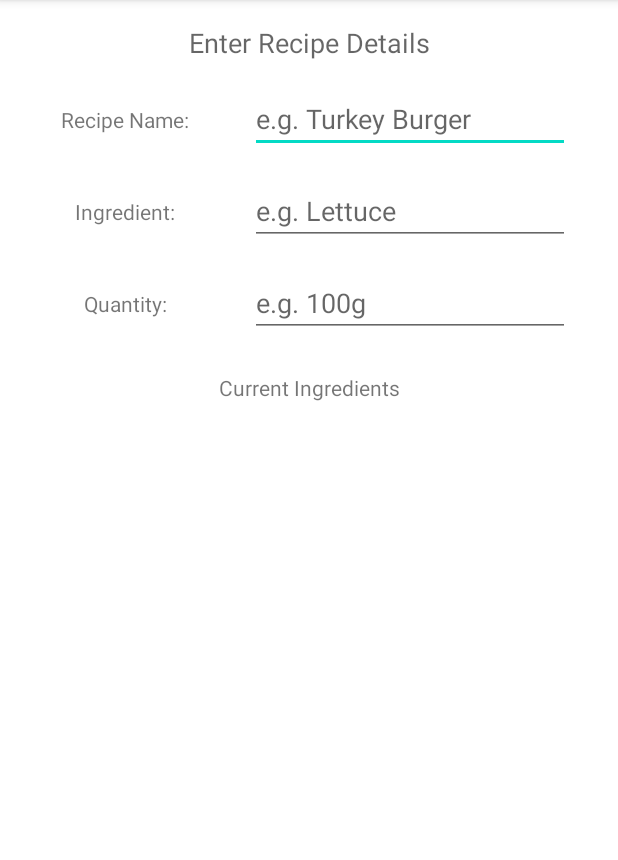
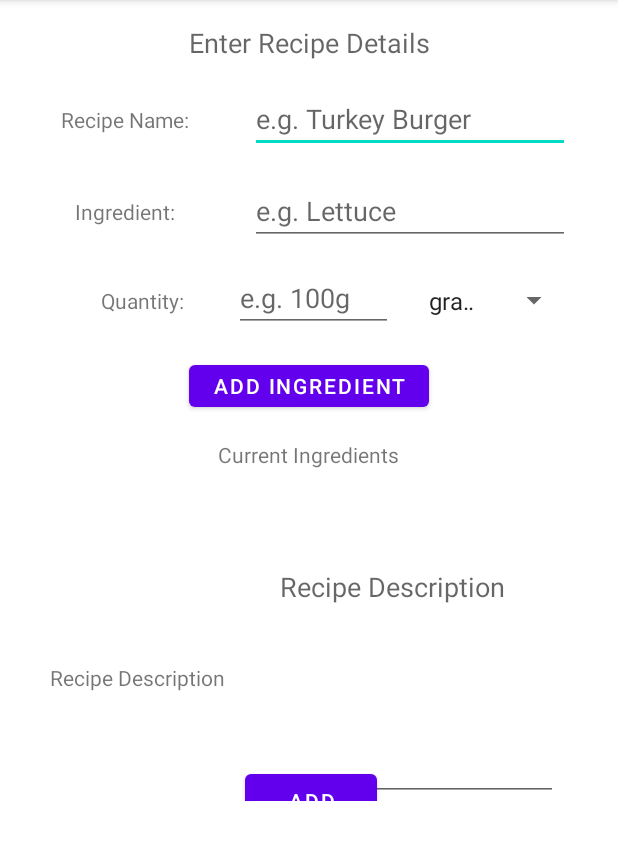
Before and after one commit to SC-118455906/RecipeGeneratorAS, an Android app: the CustomRecipe screen opened directly, with no data from a screen before it, on a phone screen of 412 x 824 dp, the part 84-944 px from its top. Run offline under Robolectric (Android 15) with nearby library versions, the phone set to English and light mode, and no system bars.

```diff
--- a/app/src/main/java/com/example/recipegenerator/CustomRecipe.java
+++ b/app/src/main/java/com/example/recipegenerator/CustomRecipe.java
@@ -2,13 +2,116 @@ package com.example.recipegenerator;
 
 import androidx.appcompat.app.AppCompatActivity;
 
+import android.database.Cursor;
+import android.database.SQLException;
+import android.database.sqlite.SQLiteDatabase;
 import android.os.Bundle;
+import android.os.strictmode.SqliteObjectLeakedViolation;
+import android.util.Log;
+import android.widget.ArrayAdapter;
+import android.widget.Button;
+import android.widget.EditText;
+import android.widget.ListView;
+
+import com.example.recipegenerator.models.Ingredient;
+import com.example.recipegenerator.models.IngredientForList;
+import com.example.recipegenerator.models.User;
+
+import java.util.ArrayList;
+import java.util.Collection;
+import java.util.List;
 
 public class CustomRecipe extends AppCompatActivity {
+
+    protected static final String TAG = "CustomRecipe";
+
+    EditText et_RecipeName, et_AddIngredientToRecipe, et_IngredientWeight, et_RecipeDesc;
+    Button btn_AddRecipe, btn_AddIngToRecipe;
+    ListView lst_IngredientsInRecipe;
+    ArrayAdapter arrayAdapter;
+    List<IngredientForList> ingredientsForList;
+
+    User currentUser = new User(1, "Sean", "Cronin", null, null);
 
     @Override
     protected void onCreate(Bundle savedInstanceState) {
         super.onCreate(savedInstanceState);
         setContentView(R.layout.activity_custom_recipe);
+
+        btn_AddRecipe = findViewById(R.id.btn_AddRecipe);
+        et_RecipeName = findViewById(R.id.et_RecipeName);
+        et_AddIngredientToRecipe = findViewById(R.id.et_AddIngredientToRecipe);
+        et_IngredientWeight = findViewById(R.id.et_IngredientWeight);
+        et_RecipeDesc = findViewById(R.id.et_RecipeDesc);
+        btn_AddIngToRecipe = findViewById(R.id.btn_AddIngToRecipe);
+        lst_IngredientsInRecipe = findViewById(R.id.lst_IngredientsInRecipe);
+
+        arrayAdapter = new ArrayAdapter<IngredientForList>(CustomRecipe.this, android.R.layout.simple_list_item_1);
+
+        btn_AddIngToRecipe.setOnClickListener((v) ->{
+            String ingredientName = et_AddIngredientToRecipe.getText().toString().toUpperCase();
+            int quantity = Integer.parseInt(String.valueOf(et_IngredientWeight.getText()));
+            IngredientForList ingredient = getIngredientByName(ingredientName, quantity);
+            addIngredientToList(ingredient);
+        });
+
+        btn_AddRecipe.setOnClickListener((v) ->{
+            ingredientsForList = new ArrayList<IngredientForList>();
+            for(int i =0; i < arrayAdapter.getCount(); i++){
+                IngredientForList ing = (IngredientForList) arrayAdapter.getItem(i);
+                ingredientsForList.add(ing);
+            }
+            addRecipeToDatabase();
+        });
+    }
+
+    private void addIngredientToList(IngredientForList ingredient) {
+        arrayAdapter.add(ingredient);
+        lst_IngredientsInRecipe.setAdapter(arrayAdapter);
+    }
+
+    private void addRecipeToDatabase() {
+    }
+
+    public IngredientForList getIngredientByName(String name, int quantity){
+        IngredientForList ingredient = null;
+        SQLiteDatabase db = getSqLiteDatabase(false);
+        try {
+            String getIngredientFromDBSQL = "SELECT INGREDIENT_ID, NAME FROM INGREDIENTS WHERE UPPER(INGREDIENTS.NAME) = '" + name + "'";
+
+            Cursor cursor = db.rawQuery(getIngredientFromDBSQL, null);
+            ingredient = getIngredientForList(quantity, ingredient, cursor);
+        } catch (SQLException mSQLException) {
+            Log.e(TAG, "error getting ingredient by name"+ mSQLException.toString());
+            throw mSQLException;
+        }
+        db.close();
+        return ingredient;
+    }
+
+    private IngredientForList getIngredientForList(int quantity, IngredientForList ingredient, Cursor cursor) {
+        if (cursor != null) {
+            if(cursor.moveToFirst()){
+                do {
+                    int ingredientID = cursor.getInt(0);
+                    String ingredientName = cursor.getString(1);
+                    ingredient = new IngredientForList(ingredientID, ingredientName, quantity);
+                } while(cursor.moveToNext());
+            } else {
+
+            }
+        }
+        return ingredient;
+    }
+
+    private SQLiteDatabase getSqLiteDatabase(boolean writable) {
+        SQLiteDatabase db;
+        DataBaseHelper dbHelper = new DataBaseHelper(CustomRecipe.this);
+        if(writable){
+            db = dbHelper.getWritableDatabase();
+        } else {
+            db = dbHelper.getReadableDatabase();
+        }
+        return db;
     }
 }
--- a/app/src/main/java/com/example/recipegenerator/DataBaseHelper.java
+++ b/app/src/main/java/com/example/recipegenerator/DataBaseHelper.java
@@ -12,6 +12,9 @@ import android.database.sqlite.SQLiteDatabase;
 import android.database.sqlite.SQLiteOpenHelper;
 import android.util.Log;
 
+
+//I was able to find this tutorial :https://stackoverflow.com/questions/9109438/how-to-use-an-existing-database-with-an-android-application/9109728#9109728
+//and take the code from this tutorial for accessing my database. I had tried many other methods including these tutorials: https://www.edureka.co/community/79202/how-to-use-an-existing-database-with-an-android-application & https://www.youtube.com/watch?v=9t8VVWebRFM&t=1053s
 public class DataBaseHelper extends SQLiteOpenHelper {
 
     private static String TAG = "DataBaseHelper"; // Tag just for the LogCat window
--- a/app/src/main/java/com/example/recipegenerator/MainActivity.java
+++ b/app/src/main/java/com/example/recipegenerator/MainActivity.java
@@ -49,9 +49,6 @@ public class MainActivity extends AppCompatActivity {
 //        mDbHelper.close();
 
 //        showAllUsersInListView();
-
-//        btn_Add = findViewById(R.id.btn_Add);
-//        btn_ViewAll = findViewById(R.id.btn_ViewAll);
         btn_GoToIngredients = findViewById(R.id.btn_GoToIngredients);
         btn_GoToCustomRecipe = findViewById(R.id.btn_GoToCustomRecipe);
         btn_GoToCustomIng = findViewById(R.id.btn_GoToCustomIng);
--- a/app/src/main/java/com/example/recipegenerator/TestAdapter.java
+++ b/app/src/main/java/com/example/recipegenerator/TestAdapter.java
@@ -1,7 +1,7 @@
 package com.example.recipegenerator;
 
 //I was able to find this tutorial :https://stackoverflow.com/questions/9109438/how-to-use-an-existing-database-with-an-android-application/9109728#9109728
-//and take the code from this tutorial for accessing my database. I had tried many other methods including these tutorials: https://www.edureka.co/community/79202/how-to-use-an-existing-database-with-an-android-application &
+//and take the code from this tutorial for accessing my database. I had tried many other methods including these tutorials: https://www.edureka.co/community/79202/how-to-use-an-existing-database-with-an-android-application & https://www.youtube.com/watch?v=9t8VVWebRFM&t=1053s
 import java.io.IOException;
 import java.util.ArrayList;
 import java.util.Date;
@@ -65,7 +65,7 @@ public class TestAdapter {
 
     public List<UserIngredient> getTestData() {
         List<UserIngredient> returnUsers = new ArrayList<>();
-        User currentUser = new User(6, "Dan", "Murphy", "Coeliac");
+        User currentUser = new User(6, "Dan", "Murphy", "Coeliac", null);
         try {
             String sql ="SELECT INGREDIENTS.NAME, USER_INGREDIENTS.QUANTITY FROM INGREDIENTS, USER_INGREDIENTS WHERE USER_INGREDIENTS.INGREDIENT_ID = INGREDIENTS.INGREDIENT_ID AND USER_INGREDIENTS.USER_ID = " + currentUser.getID();
             Cursor cursor = mDb.rawQuery(sql, null);
--- a/app/src/main/java/com/example/recipegenerator/models/Ingredient.java
+++ b/app/src/main/java/com/example/recipegenerator/models/Ingredient.java
@@ -6,6 +6,11 @@ public class Ingredient {
     private String Type;
 
     public Ingredient() {
+    }
+
+    public Ingredient(int ingredient_ID, String name) {
+        Ingredient_ID = ingredient_ID;
+        Name = name;
     }
 
     public Ingredient(int ingredient_ID, String name, String type) {
--- a/app/src/main/java/com/example/recipegenerator/models/User.java
+++ b/app/src/main/java/com/example/recipegenerator/models/User.java
@@ -4,13 +4,15 @@ public class User {
     private int ID;
     private String First_Name;
     private String Surname;
+    private String Email;
     private String Allergens;
 
-    public User(int ID, String first_Name, String surname, String allergens) {
+    public User(int ID, String first_Name, String surname, String allergens, String email) {
         this.ID = ID;
         First_Name = first_Name;
         Surname = surname;
         Allergens = allergens;
+        Email = email;
     }
 
     public User() {
@@ -48,12 +50,21 @@ public class User {
         Allergens = allergens;
     }
 
+    public String getEmail() {
+        return Email;
+    }
+
+    public void setEmail(String email) {
+        Email = email;
+    }
+
     @Override
     public String toString() {
         return "User{" +
                 "ID=" + ID +
                 ", First_Name='" + First_Name + '\'' +
                 ", Surname='" + Surname + '\'' +
+                ", Email='" + Email + '\'' +
                 ", Allergens='" + Allergens + '\'' +
                 '}';
     }
--- a/app/src/main/res/layout/activity_custom_recipe.xml
+++ b/app/src/main/res/layout/activity_custom_recipe.xml
@@ -1,10 +1,15 @@
 <?xml version="1.0" encoding="utf-8"?>
-<androidx.constraintlayout.widget.ConstraintLayout xmlns:android="http://schemas.android.com/apk/res/android"
+<ScrollView xmlns:android="http://schemas.android.com/apk/res/android"
     xmlns:app="http://schemas.android.com/apk/res-auto"
     xmlns:tools="http://schemas.android.com/tools"
     android:layout_width="match_parent"
-    android:layout_height="match_parent"
-    tools:context=".CustomRecipe">
+    android:layout_height="match_parent">
+
+    <androidx.constraintlayout.widget.ConstraintLayout
+        android:layout_width="match_parent"
+        android:layout_height="827dp"
+        tools:context=".CustomRecipe"
+        tools:layout_editor_absoluteY="1dp">
 
         <TextView
             android:id="@+id/txt_RecipeTitle"
@@ -49,15 +54,15 @@
 
         <EditText
             android:id="@+id/et_IngredientWeight"
-        android:layout_width="wrap_content"
-        android:layout_height="wrap_content"
+            android:layout_width="106dp"
+            android:layout_height="42dp"
             android:layout_marginTop="16dp"
-        android:layout_marginEnd="32dp"
-        android:layout_marginRight="32dp"
+            android:layout_marginEnd="16dp"
+            android:layout_marginRight="16dp"
             android:ems="10"
             android:hint="@string/QuantityOfIngredient"
             android:inputType="textPersonName"
-        app:layout_constraintEnd_toEndOf="parent"
+            app:layout_constraintEnd_toStartOf="@+id/sp_Measurement"
             app:layout_constraintTop_toBottomOf="@+id/et_AddIngredientToRecipe" />
 
         <TextView
@@ -92,23 +97,36 @@
             android:id="@+id/txt_RecipeName3"
             android:layout_width="wrap_content"
             android:layout_height="wrap_content"
-        android:layout_marginStart="16dp"
-        android:layout_marginLeft="16dp"
             android:layout_marginEnd="16dp"
             android:layout_marginRight="16dp"
             android:text="Quantity:"
             app:layout_constraintBottom_toBottomOf="@+id/et_IngredientWeight"
             app:layout_constraintEnd_toStartOf="@+id/et_IngredientWeight"
+            app:layout_constraintStart_toStartOf="@+id/txt_RecipeName2"
+            app:layout_constraintTop_toTopOf="@+id/et_IngredientWeight" />
+
+        <TextView
+            android:id="@+id/txt_RecipeName4"
+            android:layout_width="wrap_content"
+            android:layout_height="wrap_content"
+            android:layout_marginStart="16dp"
+            android:layout_marginLeft="16dp"
+            android:layout_marginEnd="16dp"
+            android:layout_marginRight="16dp"
+            android:text="@string/RecipeDesc"
+            app:layout_constraintBottom_toBottomOf="@+id/et_RecipeDesc"
+            app:layout_constraintEnd_toStartOf="@+id/et_RecipeDesc"
             app:layout_constraintStart_toStartOf="parent"
-        app:layout_constraintTop_toTopOf="@+id/et_IngredientWeight" />
+            app:layout_constraintTop_toTopOf="@+id/et_RecipeDesc" />
 
         <TextView
             android:id="@+id/textView3"
             android:layout_width="wrap_content"
             android:layout_height="wrap_content"
-        android:layout_marginTop="24dp"
+            android:layout_marginTop="72dp"
             android:text="Current Ingredients"
             app:layout_constraintEnd_toEndOf="parent"
+            app:layout_constraintHorizontal_bias="0.498"
             app:layout_constraintStart_toStartOf="parent"
             app:layout_constraintTop_toBottomOf="@+id/et_IngredientWeight" />
 
@@ -118,6 +136,56 @@
             android:layout_height="wrap_content"
             android:layout_marginTop="16dp"
             app:layout_constraintEnd_toEndOf="parent"
+            app:layout_constraintHorizontal_bias="0.478"
             app:layout_constraintStart_toStartOf="parent"
             app:layout_constraintTop_toBottomOf="@+id/textView3" />
+
+        <EditText
+            android:id="@+id/et_RecipeDesc"
+            android:layout_width="189dp"
+            android:layout_height="165dp"
+            android:layout_marginTop="40dp"
+            android:layout_marginEnd="40dp"
+            android:layout_marginRight="40dp"
+            android:ems="10"
+            android:gravity="start|top"
+            android:hint="@string/RecipeDesc"
+            android:inputType="textMultiLine"
+            app:layout_constraintEnd_toEndOf="parent"
+            app:layout_constraintTop_toBottomOf="@+id/lst_IngredientsInRecipe" />
+
+        <Button
+            android:id="@+id/btn_AddRecipe"
+            android:layout_width="wrap_content"
+            android:layout_height="wrap_content"
+            android:layout_marginTop="24dp"
+            android:text="Add"
+            app:layout_constraintBottom_toBottomOf="parent"
+            app:layout_constraintEnd_toEndOf="parent"
+            app:layout_constraintHorizontal_bias="0.504"
+            app:layout_constraintStart_toStartOf="parent"
+            app:layout_constraintTop_toBottomOf="parent"
+            app:layout_constraintVertical_bias="1.0" />
+
+        <Button
+            android:id="@+id/btn_AddIngToRecipe"
+            android:layout_width="wrap_content"
+            android:layout_height="0dp"
+            android:layout_marginTop="16dp"
+            android:layout_marginBottom="16dp"
+            android:text="Add Ingredient"
+            app:layout_constraintBottom_toTopOf="@+id/textView3"
+            app:layout_constraintEnd_toEndOf="parent"
+            app:layout_constraintStart_toStartOf="parent"
+            app:layout_constraintTop_toBottomOf="@+id/et_IngredientWeight" />
+        <!--        https://stackoverflow.com/questions/5241660/how-to-add-items-to-a-spinner-in-android-->
+        <Spinner
+            android:id="@+id/sp_Measurement"
+            android:layout_width="102dp"
+            android:layout_height="42dp"
+            android:entries="@array/measurements"
+            app:layout_constraintBottom_toBottomOf="@+id/et_IngredientWeight"
+            app:layout_constraintEnd_toEndOf="@+id/et_AddIngredientToRecipe"
+            app:layout_constraintTop_toTopOf="@+id/et_IngredientWeight" />
     </androidx.constraintlayout.widget.ConstraintLayout>
+</ScrollView>
--- /dev/null
+++ b/app/src/main/res/values/arrays.xml
@@ -0,0 +1,7 @@
+<?xml version="1.0" encoding="utf-8"?>
+<resources>
+    <string-array name="measurements">
+        <item>grams (g) </item>
+        <item>millilitres (ml)</item>
+    </string-array>
+</resources>
--- a/app/src/main/res/values/strings.xml
+++ b/app/src/main/res/values/strings.xml
@@ -1,7 +1,7 @@
 <resources>
     <string name="app_name">RecipeGenerator</string>
-    <string name="FirstName">First Name</string>
-    <string name="Surname">Surname</string>
+    <string name="FirstName">First Name:</string>
+    <string name="Surname">Surname:</string>
     <string name="Allergens">Allergens</string>
     <string name="Quantity">Quantity</string>
     <string name="IngredientName">Ingredient Name</string>
@@ -20,4 +20,5 @@
     <string name="ConfirmPassword">Confirm Password:</string>
     <string name="profile">Profile</string>
     <string name="ingredient_type">Ingredient Type</string>
+    <string name="RecipeDesc">Recipe Description</string>
 </resources>
```
Also changed, not shown: app/src/main/java/com/example/recipegenerator/CreateProfile.java (+74 -0 lines), app/src/main/java/com/example/recipegenerator/CustomIngredient.java (+0 -7 lines), app/src/main/java/com/example/recipegenerator/Ingredients.java (+50 -17 lines), app/src/main/java/com/example/recipegenerator/models/IngredientForList.java (renamed from app/src/main/java/com/example/recipegenerator/models/UserIngredientForList.java, +16 -5 lines), app/src/main/res/layout/activity_create_profile.xml (+30 -19 lines). Lines whose indentation alone changed are shown as unchanged.
